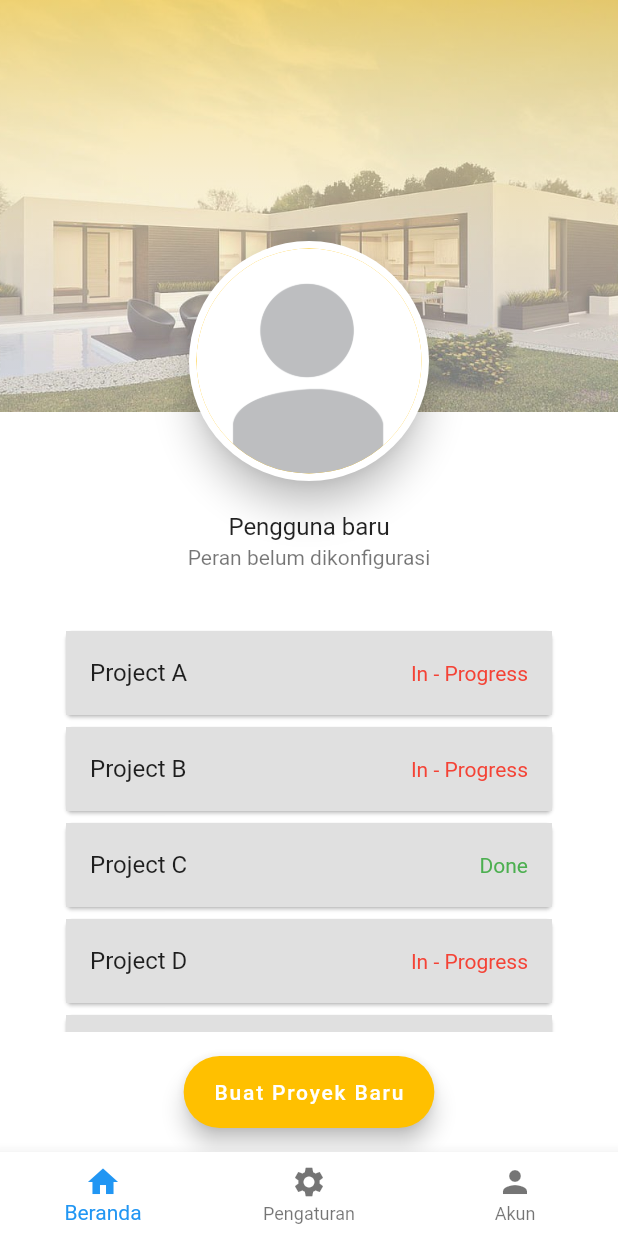
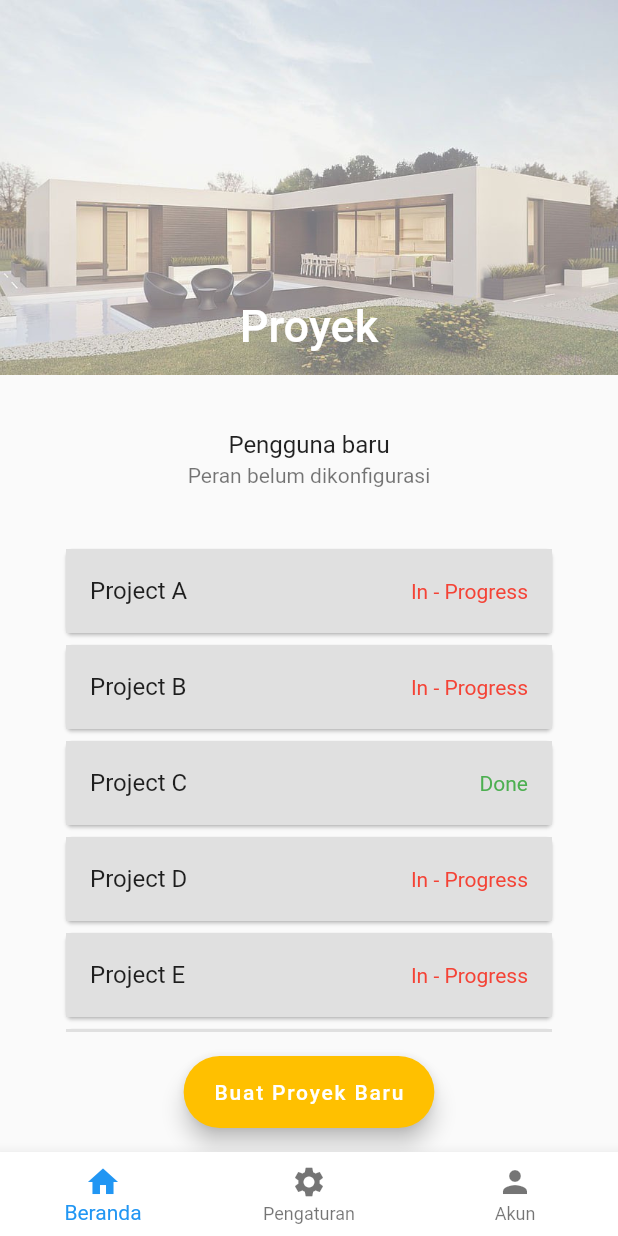
Before and after one commit to qisashasanudin/bangunin_id, a Flutter app: the screen it shows once a user with an empty profile is signed in, on a phone screen of 412 x 824 dp. Run offline on Flutter 3.47's test engine with Material 2 defaults, Android fonts, the phone set to English and light mode, and no system bars; our stand-ins replace cloud_firestore, firebase_auth, flutter_spinkit; accounts and stored records are empty.

Commit message:
implemented sliver scroll view

```diff
--- a/lib/screens/mainmenu/tab_home.dart
+++ b/lib/screens/mainmenu/tab_home.dart
@@ -1,6 +1,5 @@
 import 'package:bangunin_id/shared/decorations.dart';
 import 'package:flutter/material.dart';
-import 'package:flutter/services.dart';
 
 class Home extends StatefulWidget {
   @override
@@ -8,11 +7,21 @@ class Home extends StatefulWidget {
 }
 
 class _HomeState extends State<Home> {
-  @override
-  Widget build(BuildContext context) {
-    final Size size = MediaQuery.of(context).size;
-    final List<String> entries = <String>['A', 'B', 'C', 'D', 'E', 'F'];
+  final List<String> entries = <String>[
+    'A',
+    'B',
+    'C',
+    'D',
+    'E',
+    'F',
+    'A',
+    'B',
+    'C',
+  ];
   final List<String> status = <String>[
+    'In - Progress',
+    'In - Progress',
+    'Done',
     'In - Progress',
     'In - Progress',
     'Done',
@@ -21,95 +30,46 @@ class _HomeState extends State<Home> {
     'Done'
   ];
 
-    return AnnotatedRegion<SystemUiOverlayStyle>(
-      value: transparentAppbarAndNavbar(),
-      child: Scaffold(
-        extendBodyBehindAppBar: true,
-        backgroundColor: AppColors().accent1,
-        body: Container(
-          height: size.height,
+  @override
+  Widget build(BuildContext context) {
+    return Scaffold(
+      body: NestedScrollView(
+        headerSliverBuilder: (BuildContext context, bool innerBoxIsScrolled) {
+          return <Widget>[
+            SliverAppBar(
+              expandedHeight: 250.0,
+              pinned: true,
+              flexibleSpace: FlexibleSpaceBar(
+                title: Text('Proyek'),
+                centerTitle: true,
+                background: Image.asset(
+                  'assets/img/home_bg_default1.jpg',
+                  fit: BoxFit.cover,
+                ),
+              ),
+            ),
+          ];
+        },
+        body: Center(
           child: Column(
             children: <Widget>[
-              Stack(
-                clipBehavior: Clip.none,
-                alignment: Alignment.center,
-                children: <Widget>[
-                  coverPicture(context),
-                  coverPictureGradient(context),
-                  profilePicture(),
-                ],
-              ),
-              SizedBox(height: 50.0),
+              //profilePicture(),
+              SizedBox(height: 20.0),
               userInfo(),
               SizedBox(height: 20.0),
-              Expanded(
-                child: ListView.builder(
-                  padding: const EdgeInsets.symmetric(horizontal: 40),
-                  itemCount: entries.length,
-                  itemBuilder: (BuildContext context, int index) {
-                    return Card(
-                      child: ListTile(
-                        tileColor: AppColors().accent3,
-                        title: Text('Project ${entries[index]}'),
-                        trailing: Text(
-                          '${status[index]}',
-                          style: TextStyle(
-                              color: (status[index] == 'Done'
-                                  ? Colors.green
-                                  : Colors.red)),
-                        ),
-                        onTap: () async {
-                          Navigator.of(context).pushNamed('/projectdetails');
-                        },
-                      ),
-                    );
-                  },
-                ),
-              ),
+              projectList(),
               SizedBox(height: 80.0),
             ],
           ),
         ),
+      ),
       floatingActionButton: createProjectButton(context),
       floatingActionButtonLocation: FloatingActionButtonLocation.centerFloat,
-      ),
     );
   }
 
-  Image coverPicture(BuildContext context) {
-    return Image(
-      width: double.infinity,
-      height: MediaQuery.of(context).size.height / 3,
-      fit: BoxFit.cover,
-      image: AssetImage('assets/img/home_bg_default1.jpg'),
-    );
-  }
-
-  Container coverPictureGradient(BuildContext context) {
-    return Container(
-      width: double.infinity,
-      height: MediaQuery.of(context).size.height / 3,
-      decoration: BoxDecoration(
-        color: AppColors().accent1,
-        gradient: LinearGradient(
-            begin: FractionalOffset.topCenter,
-            end: FractionalOffset.bottomCenter,
-            colors: [
-              AppColors().primary.withOpacity(0.5),
-              AppColors().accent1.withOpacity(0.0),
-            ],
-            stops: [
-              0.0,
-              1.0
-            ]),
-      ),
-    );
-  }
-
-  Positioned profilePicture() {
-    return Positioned(
-      bottom: -50,
-      child: Card(
+  Card profilePicture() {
+    return Card(
       elevation: 10,
       shape: CircleBorder(),
       child: Padding(
@@ -118,7 +78,6 @@ class _HomeState extends State<Home> {
           radius: 75,
           backgroundColor: AppColors().primary,
           backgroundImage: AssetImage('assets/img/profile_pic_default.jpg'),
-          ),
         ),
       ),
     );
@@ -131,6 +90,32 @@ class _HomeState extends State<Home> {
       ),
       subtitle: Center(
         child: Text('Peran belum dikonfigurasi'),
+      ),
+    );
+  }
+
+  Expanded projectList() {
+    return Expanded(
+      child: ListView.builder(
+        padding: const EdgeInsets.symmetric(horizontal: 40),
+        itemCount: entries.length,
+        itemBuilder: (BuildContext context, int index) {
+          return Card(
+            child: ListTile(
+              tileColor: AppColors().accent3,
+              title: Text('Project ${entries[index]}'),
+              trailing: Text(
+                '${status[index]}',
+                style: TextStyle(
+                    color:
+                        (status[index] == 'Done' ? Colors.green : Colors.red)),
+              ),
+              onTap: () async {
+                Navigator.of(context).pushNamed('/projectdetails');
+              },
+            ),
+          );
+        },
       ),
     );
   }
```
Also changed, not shown: lib/tab_home copy.dart (added, +150 -0 lines). Lines whose indentation alone changed are shown as unchanged.
